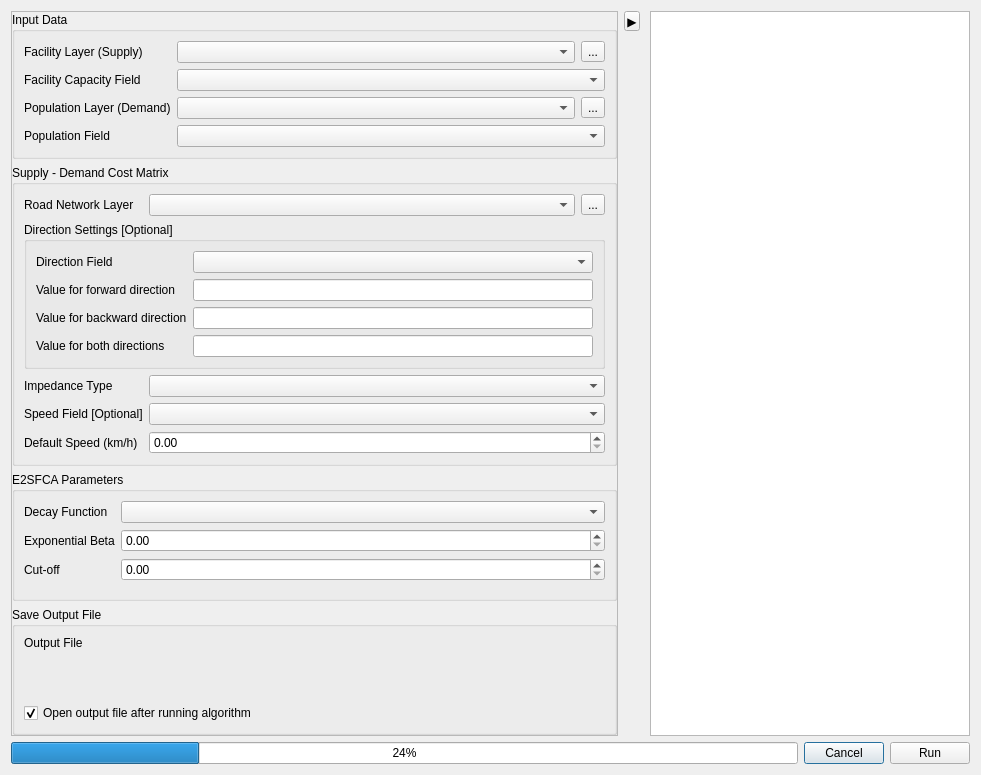
First picture: the form in e2sfca_plugin_dialog_base.ui, repository daffaridho26/qgis-e2sfca-plugin, before the edit.
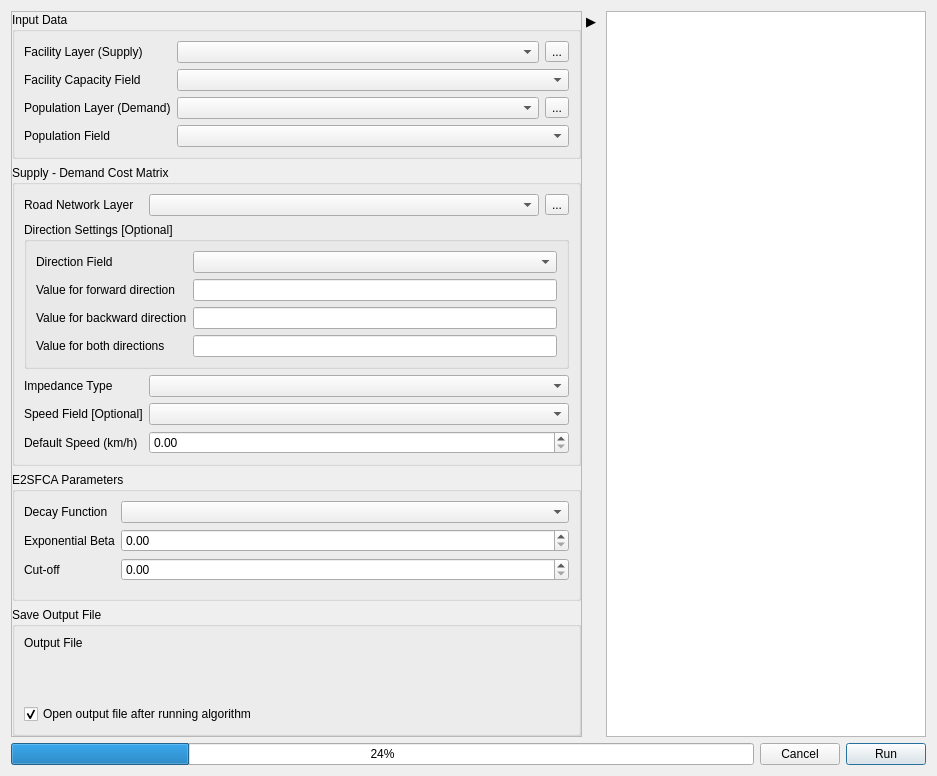
Second picture: the form after the edit. Custom widgets are drawn as their Qt base class.

Diff of the .ui file:
```diff
--- a/e2sfca_plugin_dialog_base.ui
+++ b/e2sfca_plugin_dialog_base.ui
@@ -6,8 +6,8 @@
    <rect>
     <x>0</x>
     <y>0</y>
-    <width>981</width>
-    <height>775</height>
+    <width>937</width>
+    <height>776</height>
    </rect>
   </property>
   <property name="minimumSize">
@@ -22,11 +22,14 @@
   <layout class="QVBoxLayout" name="verticalLayout_4">
    <item>
     <layout class="QHBoxLayout" name="horizontalLayout_4">
+     <property name="spacing">
+      <number>2</number>
+     </property>
      <item>
       <widget class="QScrollArea" name="scrollArea">
        <property name="minimumSize">
         <size>
-         <width>360</width>
+         <width>380</width>
          <height>0</height>
         </size>
        </property>
@@ -38,8 +41,8 @@
          <rect>
           <x>0</x>
           <y>0</y>
-          <width>599</width>
-          <height>712</height>
+          <width>565</width>
+          <height>713</height>
          </rect>
         </property>
         <layout class="QVBoxLayout" name="verticalLayout_2">
@@ -320,16 +323,20 @@
         <widget class="QToolButton" name="toolButton_4">
          <property name="minimumSize">
           <size>
-           <width>16</width>
+           <width>14</width>
            <height>20</height>
           </size>
          </property>
          <property name="maximumSize">
           <size>
-           <width>16</width>
+           <width>14</width>
            <height>20</height>
           </size>
          </property>
+         <property name="styleSheet">
+          <string notr="true">QToolButton#toolButton_4 { border: none; background: transparent; font-size: 10pt; }
+QToolButton#toolButton_4:hover { background: palette(midlight); }</string>
+         </property>
          <property name="text">
           <string>▶</string>
          </property>
@@ -382,6 +389,9 @@
        <property name="text">
         <string>Cancel</string>
        </property>
+       <property name="autoDefault">
+        <bool>false</bool>
+       </property>
       </widget>
      </item>
      <item>
@@ -389,6 +399,9 @@
        <property name="text">
         <string>Run</string>
        </property>
+       <property name="default">
+        <bool>true</bool>
+       </property>
       </widget>
      </item>
     </layout>
```
